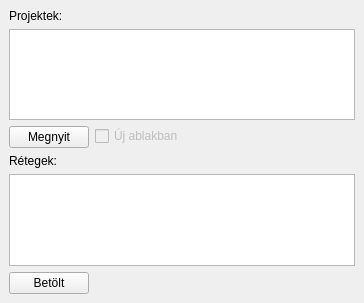
zsiki/thematics, file thematics_dockwidget_base.ui: the form before one commit.
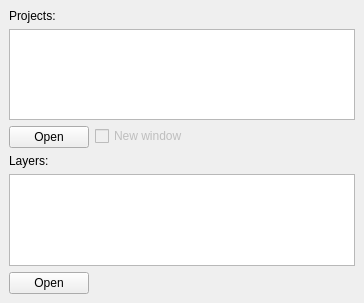
The form after the commit.

```diff
--- a/thematics_dockwidget_base.ui
+++ b/thematics_dockwidget_base.ui
@@ -30,7 +30,7 @@
        <locale language="Hungarian" country="Hungary"/>
       </property>
       <property name="text">
-       <string>Projektek:</string>
+       <string>Projects:</string>
       </property>
       <property name="alignment">
        <set>Qt::AlignLeading|Qt::AlignLeft|Qt::AlignTop</set>
@@ -40,7 +40,7 @@
     <item row="4" column="0">
      <widget class="QLabel" name="label_layers">
       <property name="text">
-       <string>Rétegek:</string>
+       <string>Layers:</string>
       </property>
      </widget>
     </item>
@@ -64,14 +64,14 @@
     <item row="6" column="0">
      <widget class="QPushButton" name="layer_button">
       <property name="text">
-       <string>Betölt</string>
+       <string>Open</string>
       </property>
      </widget>
     </item>
     <item row="3" column="0">
      <widget class="QPushButton" name="project_button">
       <property name="text">
-       <string>Megnyit</string>
+       <string>Open</string>
       </property>
      </widget>
     </item>
@@ -81,7 +81,7 @@
        <bool>false</bool>
       </property>
       <property name="text">
-       <string>Új ablakban</string>
+       <string>New window</string>
       </property>
      </widget>
     </item>
```
Left out of the diff: 6 changed lines with no effect on the pictures.
